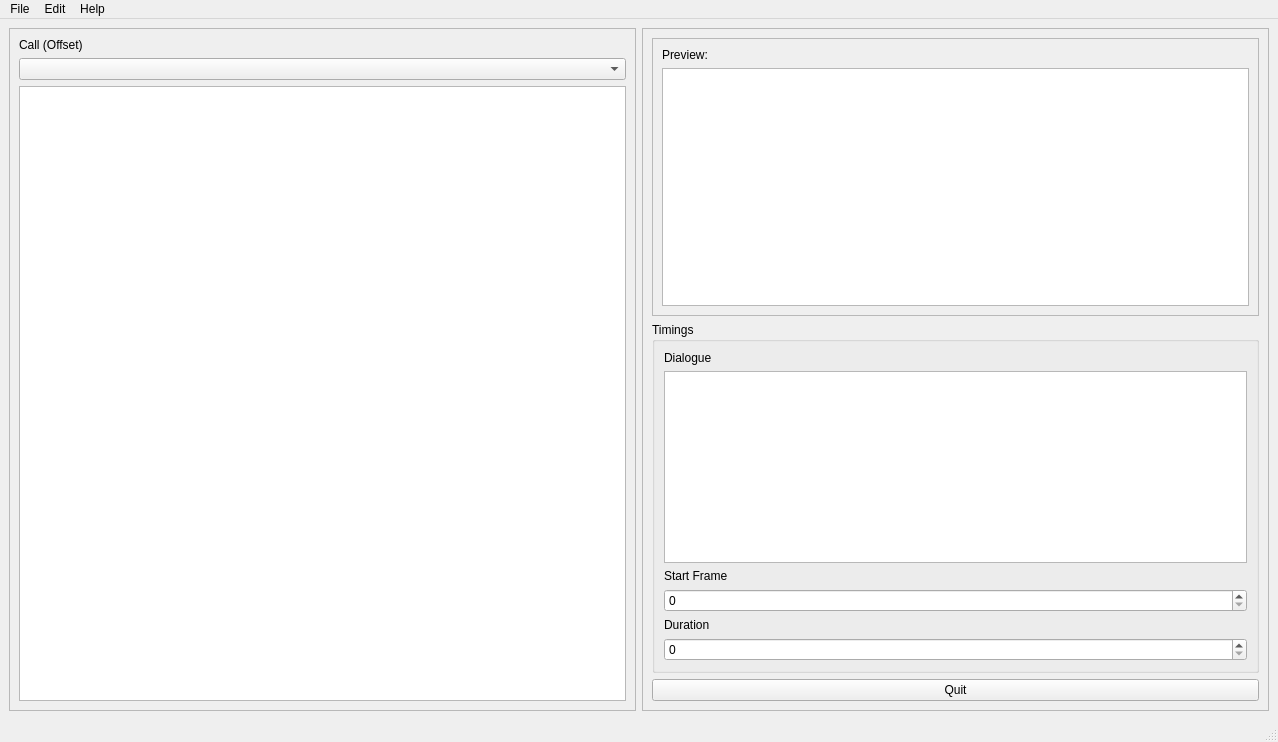
Above: form.ui from DoktorDeSparkle/mgs1-translation-toolkit before the change. Below: the same form after it.
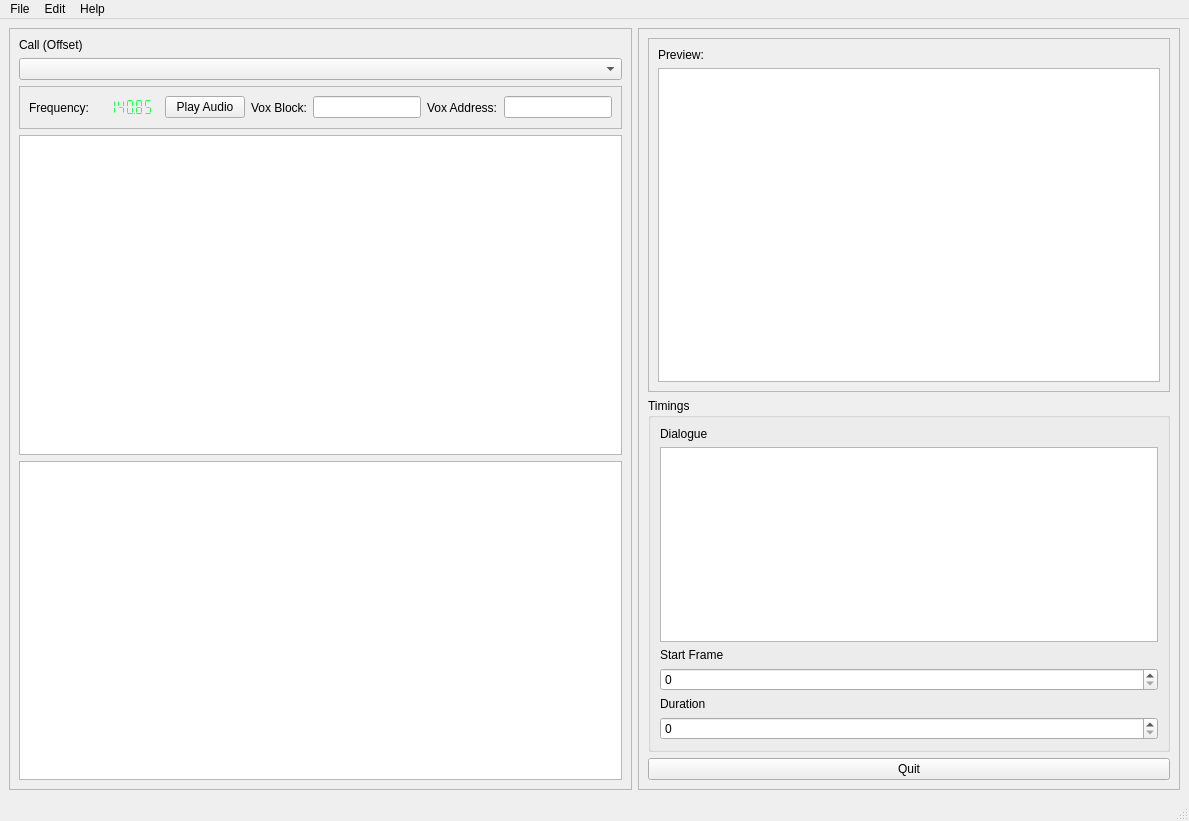
That is the form after the change.

```diff
--- a/form.ui
+++ b/form.ui
@@ -6,8 +6,8 @@
    <rect>
     <x>0</x>
     <y>0</y>
-    <width>1278</width>
-    <height>742</height>
+    <width>1189</width>
+    <height>821</height>
    </rect>
   </property>
   <property name="windowTitle">
@@ -37,9 +37,129 @@
        <item>
         <widget class="QComboBox" name="offsetListBox"/>
        </item>
+       <item>
+        <widget class="QFrame" name="StatusBar">
+         <property name="frameShape">
+          <enum>QFrame::Shape::StyledPanel</enum>
+         </property>
+         <property name="frameShadow">
+          <enum>QFrame::Shadow::Raised</enum>
+         </property>
+         <layout class="QHBoxLayout" name="horizontalLayout_2">
+          <item>
+           <widget class="QLabel" name="FreqLabel">
+            <property name="enabled">
+             <bool>true</bool>
+            </property>
+            <property name="text">
+             <string>Frequency:</string>
+            </property>
+           </widget>
+          </item>
+          <item>
+           <widget class="QLCDNumber" name="FreqDisplay">
+            <property name="enabled">
+             <bool>true</bool>
+            </property>
+            <property name="palette">
+             <palette>
+              <active>
+               <colorrole role="WindowText">
+                <brush brushstyle="SolidPattern">
+                 <color alpha="217">
+                  <red>0</red>
+                  <green>255</green>
+                  <blue>58</blue>
+                 </color>
+                </brush>
+               </colorrole>
+              </active>
+              <inactive>
+               <colorrole role="WindowText">
+                <brush brushstyle="SolidPattern">
+                 <color alpha="217">
+                  <red>0</red>
+                  <green>255</green>
+                  <blue>58</blue>
+                 </color>
+                </brush>
+               </colorrole>
+              </inactive>
+              <disabled/>
+             </palette>
+            </property>
+            <property name="autoFillBackground">
+             <bool>true</bool>
+            </property>
+            <property name="frameShape">
+             <enum>QFrame::Shape::NoFrame</enum>
+            </property>
+            <property name="frameShadow">
+             <enum>QFrame::Shadow::Plain</enum>
+            </property>
+            <property name="lineWidth">
+             <number>1</number>
+            </property>
+            <property name="midLineWidth">
+             <number>0</number>
+            </property>
+            <property name="smallDecimalPoint">
+             <bool>true</bool>
+            </property>
+            <property name="digitCount">
+             <number>6</number>
+            </property>
+            <property name="mode">
+             <enum>QLCDNumber::Mode::Dec</enum>
+            </property>
+            <property name="segmentStyle">
+             <enum>QLCDNumber::SegmentStyle::Flat</enum>
+            </property>
+            <property name="value" stdset="0">
+             <double>140.849999999999994</double>
+            </property>
+           </widget>
+          </item>
+          <item>
+           <widget class="QPushButton" name="pushButton">
+            <property name="text">
+             <string>Play Audio</string>
+            </property>
+           </widget>
+          </item>
+          <item>
+           <widget class="QLabel" name="VoxBlockAddressLabel">
+            <property name="text">
+             <string>Vox Block:</string>
+            </property>
+           </widget>
+          </item>
+          <item>
+           <widget class="QLineEdit" name="VoxBlockAddressDisplay"/>
+          </item>
+          <item>
+           <widget class="QLabel" name="VoxAddressLabel">
+            <property name="text">
+             <string>Vox Address:</string>
+            </property>
+           </widget>
+          </item>
+          <item>
+           <widget class="QLineEdit" name="VoxAddressDisplay">
+            <property name="readOnly">
+             <bool>true</bool>
+            </property>
+           </widget>
+          </item>
+         </layout>
+        </widget>
+       </item>
        <item>
         <widget class="QListWidget" name="audioCueListView"/>
        </item>
+       <item>
+        <widget class="QListWidget" name="subsPreviewList"/>
+       </item>
       </layout>
      </widget>
     </item>
@@ -149,7 +269,7 @@
     <rect>
      <x>0</x>
      <y>0</y>
-     <width>1278</width>
+     <width>1189</width>
      <height>24</height>
     </rect>
    </property>
```
Left out of the diff: 28 changed lines with no effect on the pictures.
